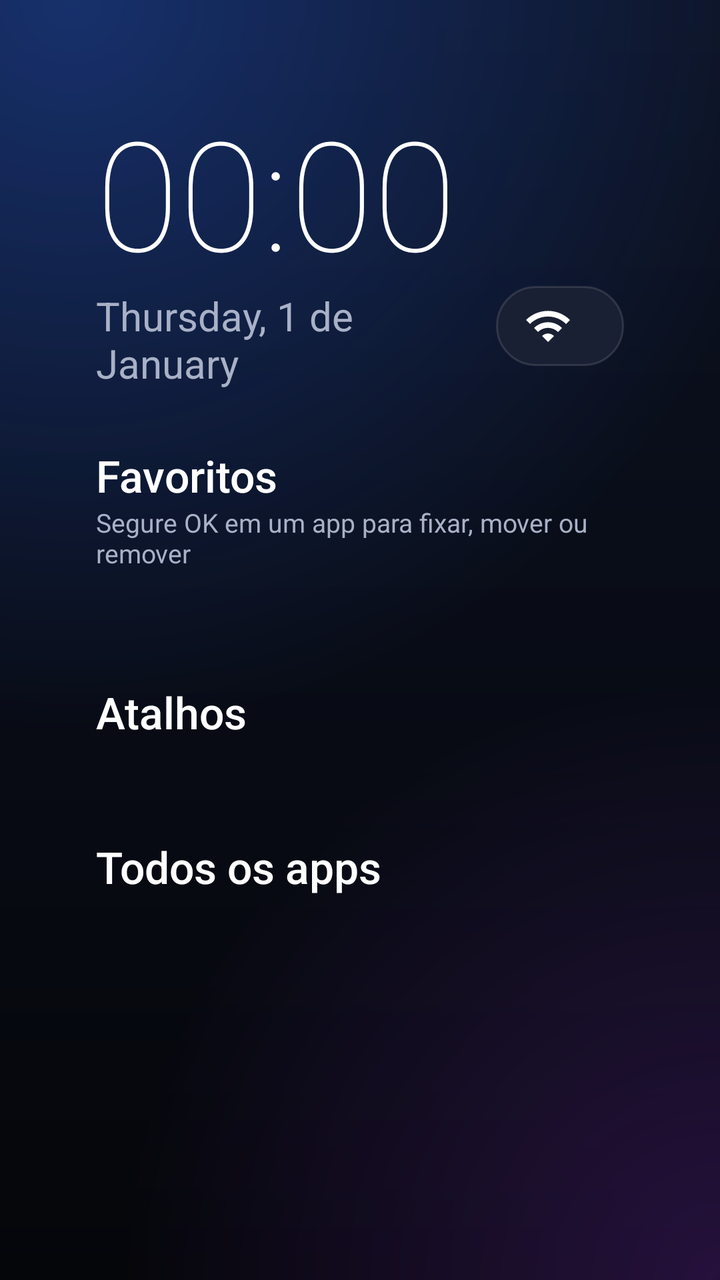
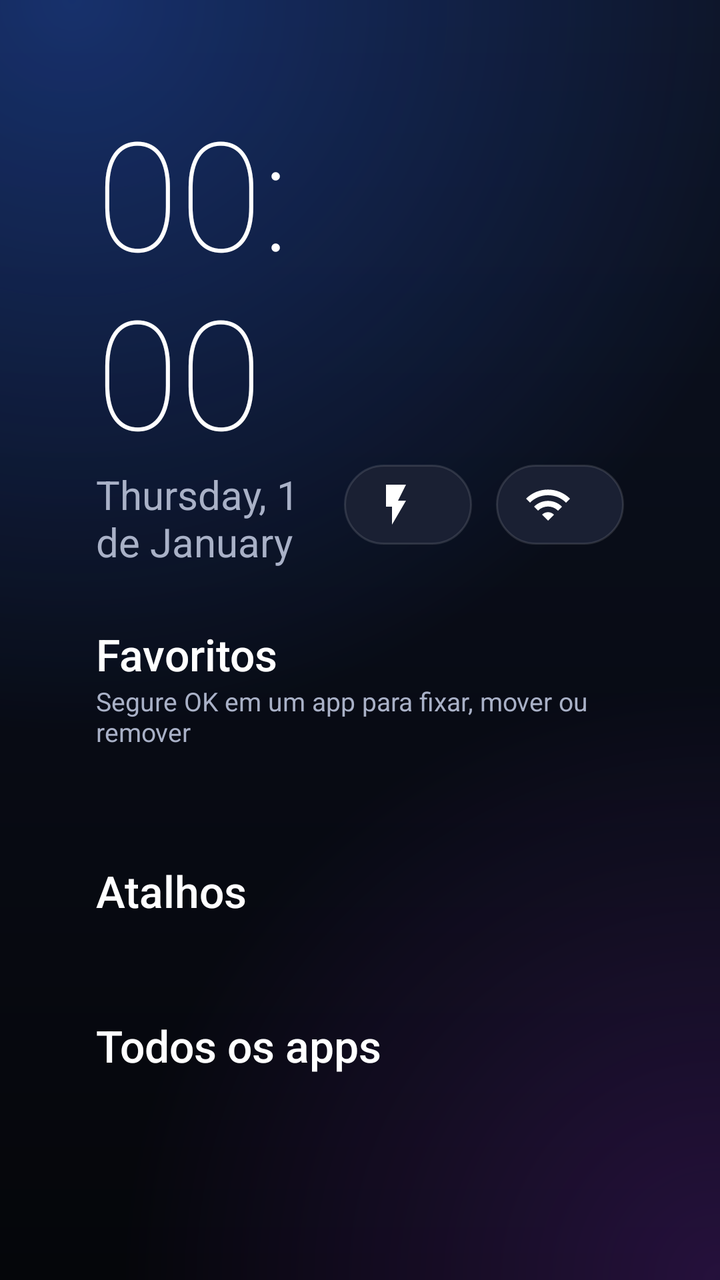

Compare the two renders of this Android layout. The source of the first and the diff that turns it into the second are given below.
<!-- AndroidManifest.xml: application theme Theme.Launcher -->
<!-- res/layout/activity_main.xml -->
<?xml version="1.0" encoding="utf-8"?>
<ScrollView xmlns:android="http://schemas.android.com/apk/res/android"
    android:id="@+id/scroll"
    android:layout_width="match_parent"
    android:layout_height="match_parent"
    android:fillViewport="true"
    android:scrollbars="none">

    <LinearLayout
        android:layout_width="match_parent"
        android:layout_height="wrap_content"
        android:clipChildren="false"
        android:clipToPadding="false"
        android:orientation="vertical"
        android:paddingStart="48dp"
        android:paddingTop="28dp"
        android:paddingEnd="48dp"
        android:paddingBottom="48dp">

        
        <LinearLayout
            android:layout_width="match_parent"
            android:layout_height="wrap_content"
            android:gravity="bottom"
            android:orientation="horizontal">

            <LinearLayout
                android:layout_width="0dp"
                android:layout_height="wrap_content"
                android:layout_weight="1"
                android:orientation="vertical">

                <TextView
                    android:id="@+id/greeting"
                    style="@style/Text.Secondary"
                    android:layout_width="wrap_content"
                    android:layout_height="wrap_content"
                    android:textSize="20sp" />

                <TextClock
                    android:layout_width="wrap_content"
                    android:layout_height="wrap_content"
                    android:fontFamily="sans-serif-thin"
                    android:format12Hour="HH:mm"
                    android:format24Hour="HH:mm"
                    android:includeFontPadding="false"
                    android:textColor="@color/text_primary"
                    android:textSize="76sp" />

                <TextClock
                    style="@style/Text.Secondary"
                    android:layout_width="wrap_content"
                    android:layout_height="wrap_content"
                    android:format12Hour="EEEE, d 'de' MMMM"
                    android:format24Hour="EEEE, d 'de' MMMM"
                    android:textSize="20sp" />
            </LinearLayout>

            <TextView
                android:id="@+id/network_status"
                android:layout_width="wrap_content"
                android:layout_height="wrap_content"
                android:layout_marginBottom="6dp"
                android:background="@drawable/pill_bg"
                android:drawableStart="@drawable/ic_wifi"
                android:drawablePadding="8dp"
                android:gravity="center_vertical"
                android:paddingStart="14dp"
                android:paddingTop="8dp"
                android:paddingEnd="18dp"
                android:paddingBottom="8dp"
                android:textColor="@color/text_primary"
                android:textSize="15sp" />
        </LinearLayout>

        <TextView
            style="@style/Text.Section"
            android:text="Favoritos" />

        <TextView
            style="@style/Text.Secondary"
            android:layout_width="wrap_content"
            android:layout_height="wrap_content"
            android:text="Segure OK em um app para fixar, mover ou remover"
            android:textSize="13sp" />

        <HorizontalScrollView
            android:layout_width="match_parent"
            android:layout_height="wrap_content"
            android:layout_marginStart="-12dp"
            android:layout_marginEnd="-12dp"
            android:clipChildren="false"
            android:clipToPadding="false"
            android:paddingStart="12dp"
            android:paddingTop="14dp"
            android:paddingEnd="12dp"
            android:paddingBottom="14dp"
            android:scrollbars="none">

            <LinearLayout
                android:id="@+id/favorites_row"
                android:layout_width="wrap_content"
                android:layout_height="wrap_content"
                android:clipChildren="false"
                android:clipToPadding="false"
                android:orientation="horizontal" />
        </HorizontalScrollView>

        <TextView
            style="@style/Text.Section"
            android:text="Atalhos" />

        <LinearLayout
            android:id="@+id/shortcuts_row"
            android:layout_width="match_parent"
            android:layout_height="wrap_content"
            android:clipChildren="false"
            android:clipToPadding="false"
            android:orientation="horizontal"
            android:paddingTop="12dp"
            android:paddingBottom="8dp" />

        <TextView
            style="@style/Text.Section"
            android:text="Todos os apps" />

        <LinearLayout
            android:id="@+id/apps_grid"
            android:layout_width="match_parent"
            android:layout_height="wrap_content"
            android:layout_marginStart="-8dp"
            android:layout_marginEnd="-8dp"
            android:clipChildren="false"
            android:clipToPadding="false"
            android:orientation="vertical"
            android:paddingTop="8dp" />
    </LinearLayout>
</ScrollView>
<!-- resources referenced by this layout -->
<resources>
  <color name="text_primary">#FFFFFF</color>
  <!-- drawable ic_wifi (drawable) -->
  <vector xmlns:android="http://schemas.android.com/apk/res/android"
      android:width="24dp"
      android:height="24dp"
      android:viewportWidth="24"
      android:viewportHeight="24">
      <path
          android:fillColor="#FFFFFFFF"
          android:pathData="M1,9l2,2c4.97,-4.97 13.03,-4.97 18,0l2,-2C16.93,2.93 7.08,2.93 1,9zM9,17l3,3 3,-3c-1.65,-1.66 -4.34,-1.66 -6,0zM5,13l2,2c2.76,-2.76 7.24,-2.76 10,0l2,-2C15.14,9.14 8.87,9.14 5,13z" />
  </vector>
  <!-- drawable pill_bg (drawable) -->
  <?xml version="1.0" encoding="utf-8"?>
  <selector xmlns:android="http://schemas.android.com/apk/res/android">
      <item android:state_focused="true">
          <shape>
              <corners android:radius="26dp" />
              <solid android:color="@color/card_focused" />
              <stroke android:width="3dp" android:color="@color/accent" />
          </shape>
      </item>
      <item>
          <shape>
              <corners android:radius="26dp" />
              <solid android:color="@color/card" />
              <stroke android:width="1dp" android:color="@color/card_border" />
          </shape>
      </item>
  </selector>
  <style name="Text.Secondary" parent="">
          <item name="android:textColor">@color/text_secondary</item>
      </style>
  <style name="Text.Section" parent="">
          <item name="android:layout_width">wrap_content</item>
          <item name="android:layout_height">wrap_content</item>
          <item name="android:layout_marginTop">28dp</item>
          <item name="android:textColor">@color/text_primary</item>
          <item name="android:textSize">22sp</item>
          <item name="android:fontFamily">sans-serif-medium</item>
      </style>
  <style name="Theme.Launcher" parent="@android:style/Theme.Material.NoActionBar.Fullscreen">
          <item name="android:windowBackground">@drawable/bg_main</item>
          <item name="android:colorAccent">@color/accent</item>
          <item name="android:windowAnimationStyle">@null</item>
      </style>
  <color name="card_focused">#2A3557</color>
  <color name="accent">#6EA8FF</color>
  <color name="card">#1A2033</color>
  <color name="card_border">#1FFFFFFF</color>
  <color name="text_secondary">#A9B1C7</color>
  <!-- drawable bg_main (drawable) -->
  <?xml version="1.0" encoding="utf-8"?>
  <layer-list xmlns:android="http://schemas.android.com/apk/res/android">
      <item>
          <shape>
              <gradient
                  android:angle="270"
                  android:endColor="#05060A"
                  android:startColor="#0C1222" />
          </shape>
      </item>
      <item>
          <shape>
              <gradient
                  android:centerX="0.1"
                  android:centerY="0.0"
                  android:endColor="#002B6CFF"
                  android:gradientRadius="1100"
                  android:startColor="#552B6CFF"
                  android:type="radial" />
          </shape>
      </item>
      <item>
          <shape>
              <gradient
                  android:centerX="1.0"
                  android:centerY="1.0"
                  android:endColor="#00A23BFF"
                  android:gradientRadius="900"
                  android:startColor="#33A23BFF"
                  android:type="radial" />
          </shape>
      </item>
  </layer-list>
</resources>

<!-- the commit's change to res/layout/activity_main.xml (unified diff, before → after) -->
@@ -57,6 +57,23 @@
             </LinearLayout>
 
             <TextView
+                android:id="@+id/memory_status"
+                android:layout_width="wrap_content"
+                android:layout_height="wrap_content"
+                android:layout_marginEnd="12dp"
+                android:layout_marginBottom="6dp"
+                android:background="@drawable/pill_bg"
+                android:drawableStart="@drawable/ic_flash"
+                android:drawablePadding="8dp"
+                android:gravity="center_vertical"
+                android:paddingStart="14dp"
+                android:paddingTop="8dp"
+                android:paddingEnd="18dp"
+                android:paddingBottom="8dp"
+                android:textColor="@color/text_primary"
+                android:textSize="15sp" />
+
+            <TextView
                 android:id="@+id/network_status"
                 android:layout_width="wrap_content"
                 android:layout_height="wrap_content"
@@ -110,15 +127,27 @@
             style="@style/Text.Section"
             android:text="Atalhos" />
 
-        <LinearLayout
-            android:id="@+id/shortcuts_row"
+        <HorizontalScrollView
             android:layout_width="match_parent"
             android:layout_height="wrap_content"
+            android:layout_marginStart="-12dp"
+            android:layout_marginEnd="-12dp"
             android:clipChildren="false"
             android:clipToPadding="false"
-            android:orientation="horizontal"
+            android:paddingStart="12dp"
             android:paddingTop="12dp"
-            android:paddingBottom="8dp" />
+            android:paddingEnd="12dp"
+            android:paddingBottom="8dp"
+            android:scrollbars="none">
+
+            <LinearLayout
+                android:id="@+id/shortcuts_row"
+                android:layout_width="wrap_content"
+                android:layout_height="wrap_content"
+                android:clipChildren="false"
+                android:clipToPadding="false"
+                android:orientation="horizontal" />
+        </HorizontalScrollView>
 
         <TextView
             style="@style/Text.Section"
<!-- resource entries referenced after the edit -->
@@ -1,6 +1,16 @@
 <!-- resources referenced by this layout -->
 <resources>
   <color name="text_primary">#FFFFFF</color>
+  <!-- drawable ic_flash (drawable) -->
+  <vector xmlns:android="http://schemas.android.com/apk/res/android"
+      android:width="24dp"
+      android:height="24dp"
+      android:viewportWidth="24"
+      android:viewportHeight="24">
+      <path
+          android:fillColor="#FFFFFFFF"
+          android:pathData="M7,2v11h3v9l7,-12h-4l4,-8z" />
+  </vector>
   <!-- drawable ic_wifi (drawable) -->
   <vector xmlns:android="http://schemas.android.com/apk/res/android"
       android:width="24dp"
